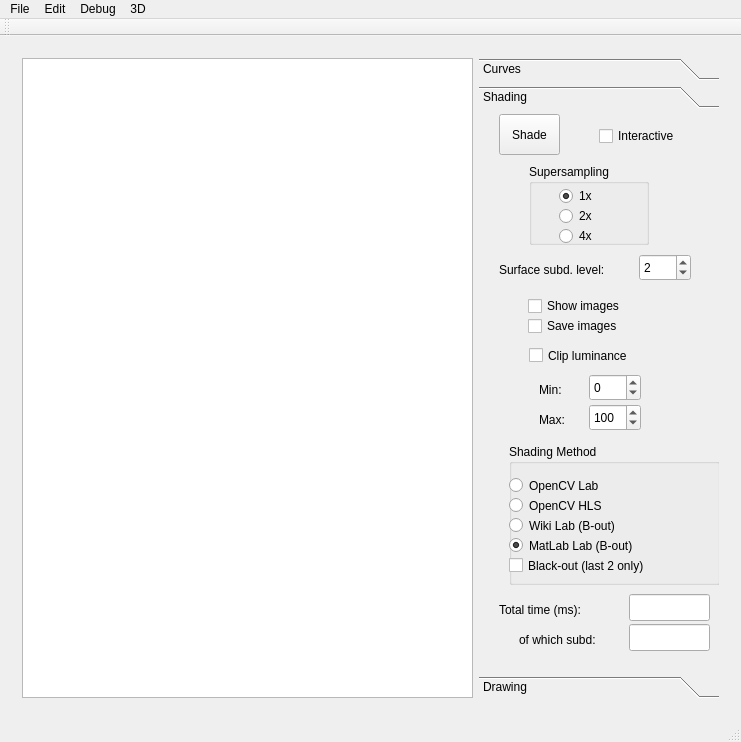
The window that mainwindow.ui (ftasse/ShadingCurves) describes before a commit, drawn with Qt 5.
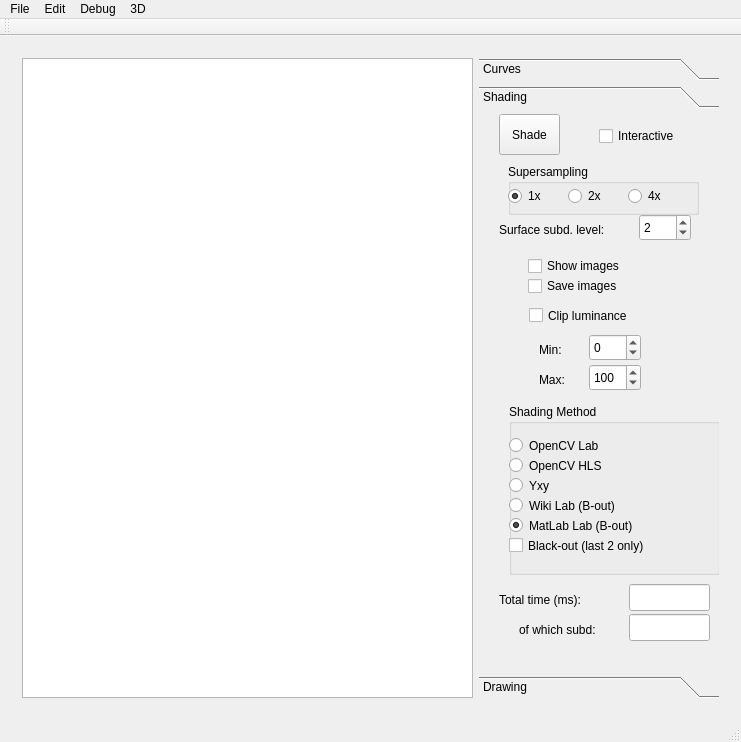
The same window after the commit. The open tabs and pages were chosen to show the change. Custom widgets are drawn as their Qt base class.

```diff
--- a/mainwindow.ui
+++ b/mainwindow.ui
@@ -430,10 +430,10 @@
           <widget class="QGroupBox" name="groupBox">
            <property name="geometry">
             <rect>
-             <x>50</x>
+             <x>29</x>
              <y>50</y>
-             <width>120</width>
-             <height>81</height>
+             <width>191</width>
+             <height>51</height>
             </rect>
            </property>
            <property name="title">
@@ -442,7 +442,7 @@
            <widget class="QRadioButton" name="super1">
             <property name="geometry">
              <rect>
-              <x>30</x>
+              <x>0</x>
               <y>20</y>
               <width>51</width>
               <height>24</height>
@@ -458,8 +458,8 @@
            <widget class="QRadioButton" name="super2">
             <property name="geometry">
              <rect>
-              <x>30</x>
-              <y>40</y>
+              <x>60</x>
+              <y>20</y>
               <width>51</width>
               <height>24</height>
              </rect>
@@ -471,8 +471,8 @@
            <widget class="QRadioButton" name="super4">
             <property name="geometry">
              <rect>
-              <x>30</x>
-              <y>60</y>
+              <x>120</x>
+              <y>20</y>
               <width>51</width>
               <height>24</height>
              </rect>
@@ -486,7 +486,7 @@
            <property name="geometry">
             <rect>
              <x>49</x>
-             <y>180</y>
+             <y>140</y>
              <width>131</width>
              <height>24</height>
             </rect>
@@ -502,7 +502,7 @@
            <property name="geometry">
             <rect>
              <x>49</x>
-             <y>200</y>
+             <y>160</y>
              <width>131</width>
              <height>24</height>
             </rect>
@@ -518,7 +518,7 @@
            <property name="geometry">
             <rect>
              <x>160</x>
-             <y>140</y>
+             <y>100</y>
              <width>52</width>
              <height>27</height>
             </rect>
@@ -534,7 +534,7 @@
            <property name="geometry">
             <rect>
              <x>20</x>
-             <y>140</y>
+             <y>100</y>
              <width>131</width>
              <height>31</height>
             </rect>
@@ -547,7 +547,7 @@
            <property name="geometry">
             <rect>
              <x>50</x>
-             <y>230</y>
+             <y>190</y>
              <width>131</width>
              <height>23</height>
             </rect>
@@ -563,7 +563,7 @@
            <property name="geometry">
             <rect>
              <x>110</x>
-             <y>260</y>
+             <y>220</y>
              <width>52</width>
              <height>27</height>
             </rect>
@@ -579,7 +579,7 @@
            <property name="geometry">
             <rect>
              <x>60</x>
-             <y>260</y>
+             <y>220</y>
              <width>41</width>
              <height>31</height>
             </rect>
@@ -592,7 +592,7 @@
            <property name="geometry">
             <rect>
              <x>60</x>
-             <y>290</y>
+             <y>250</y>
              <width>41</width>
              <height>31</height>
             </rect>
@@ -605,7 +605,7 @@
            <property name="geometry">
             <rect>
              <x>110</x>
-             <y>290</y>
+             <y>250</y>
              <width>52</width>
              <height>27</height>
             </rect>
@@ -621,7 +621,7 @@
            <property name="geometry">
             <rect>
              <x>20</x>
-             <y>480</y>
+             <y>470</y>
              <width>111</width>
              <height>31</height>
             </rect>
@@ -634,7 +634,7 @@
            <property name="geometry">
             <rect>
              <x>150</x>
-             <y>480</y>
+             <y>470</y>
              <width>81</width>
              <height>27</height>
             </rect>
@@ -647,9 +647,9 @@
            <property name="geometry">
             <rect>
              <x>30</x>
-             <y>330</y>
+             <y>290</y>
              <width>211</width>
-             <height>141</height>
+             <height>171</height>
             </rect>
            </property>
            <property name="title">
@@ -688,7 +688,7 @@
             <property name="geometry">
              <rect>
               <x>0</x>
-              <y>70</y>
+              <y>90</y>
               <width>171</width>
               <height>23</height>
              </rect>
@@ -701,7 +701,7 @@
             <property name="geometry">
              <rect>
               <x>0</x>
-              <y>90</y>
+              <y>110</y>
               <width>171</width>
               <height>23</height>
              </rect>
@@ -717,7 +717,7 @@
             <property name="geometry">
              <rect>
               <x>0</x>
-              <y>110</y>
+              <y>130</y>
               <width>181</width>
               <height>23</height>
              </rect>
@@ -726,12 +726,25 @@
              <string>Black-out (last 2 only)</string>
             </property>
            </widget>
+           <widget class="QRadioButton" name="shadingYxy">
+            <property name="geometry">
+             <rect>
+              <x>0</x>
+              <y>70</y>
+              <width>115</width>
+              <height>23</height>
+             </rect>
+            </property>
+            <property name="text">
+             <string>Yxy</string>
+            </property>
+           </widget>
           </widget>
           <widget class="QLineEdit" name="timeOutputSub">
            <property name="geometry">
             <rect>
              <x>150</x>
-             <y>510</y>
+             <y>500</y>
              <width>81</width>
              <height>27</height>
             </rect>
@@ -744,7 +757,7 @@
            <property name="geometry">
             <rect>
              <x>40</x>
-             <y>510</y>
+             <y>500</y>
              <width>101</width>
              <height>31</height>
             </rect>
```
Left out of the diff: 2 changed lines with no effect on the pictures.
